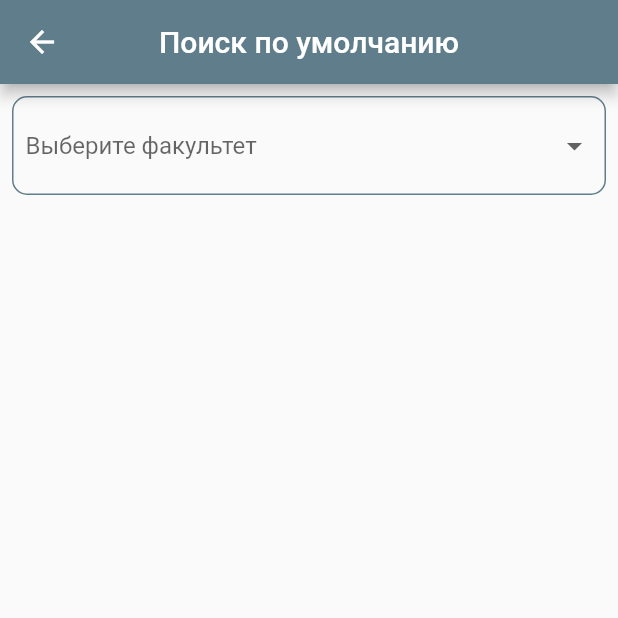
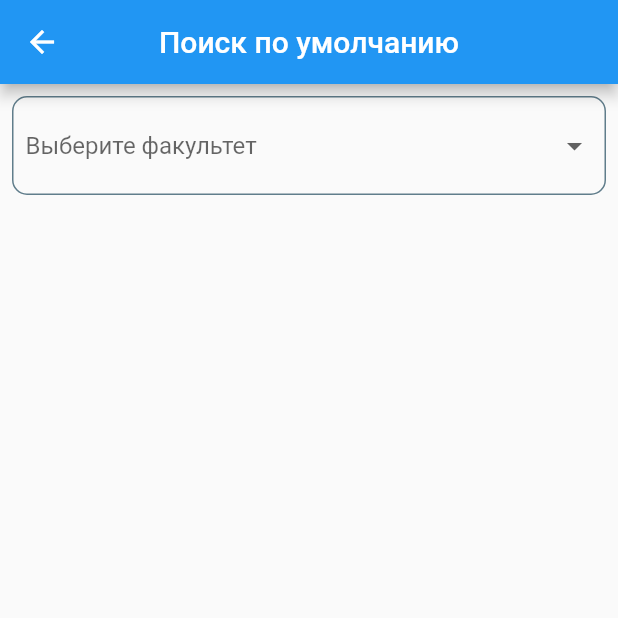
Before and after one commit to StrongShalapai/hackaton, a Flutter app: the MainPage screen opened directly, on a phone screen of 412 x 824 dp, the top half of it. Run offline on Flutter 3.47's test engine with Material 2 defaults, Android fonts, the phone set to English and light mode, and no system bars; our stand-ins replace bloc, freezed_annotation; statements that could not run were skipped.

Commit message:
Update main_page.dart

```diff
--- a/lib/interface/pages/main_page.dart
+++ b/lib/interface/pages/main_page.dart
@@ -38,7 +38,8 @@ class _MainPageState extends State<MainPage> {
     'Блюменштейн Алексей Александрович',
     'Гисметулин Альберт Растемович',
     'Железнов Олег Владимирович',
-    'Ярдаева Маргарита Николаевна'
+    'Ярдаева Маргарита Николаевна',
+    'Евсеев Александр Николаевич'
   ];
   //
   bool showButton = false;
@@ -48,7 +49,7 @@ class _MainPageState extends State<MainPage> {
       appBar: AppBar(
         centerTitle: true,
         title: Text('Поиск по умолчанию'),
-        backgroundColor: Colors.blueGrey,
+        backgroundColor: Coзlors.blueGrey,
       ),
       body: ListView(
         scrollDirection: Axis.vertical,
```
